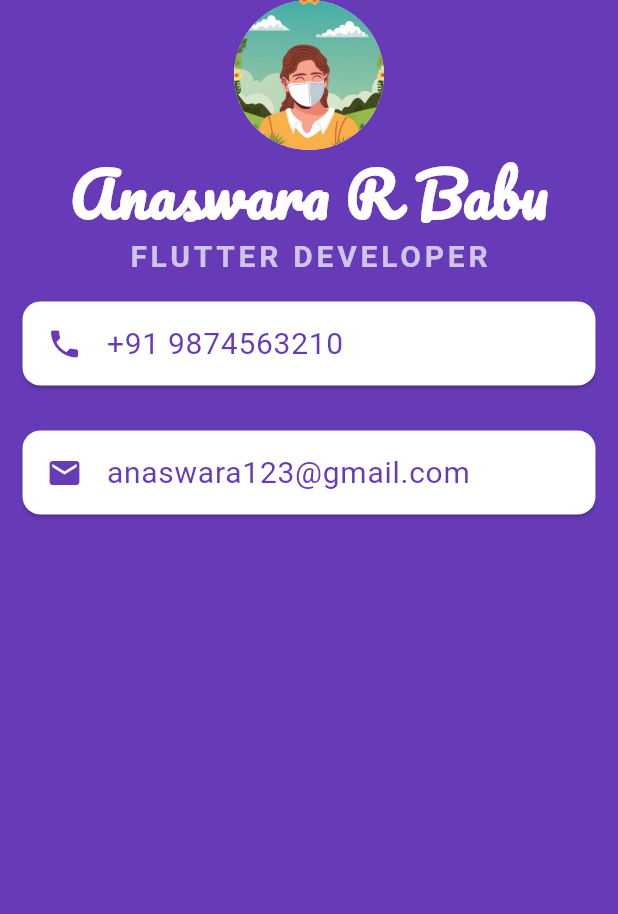
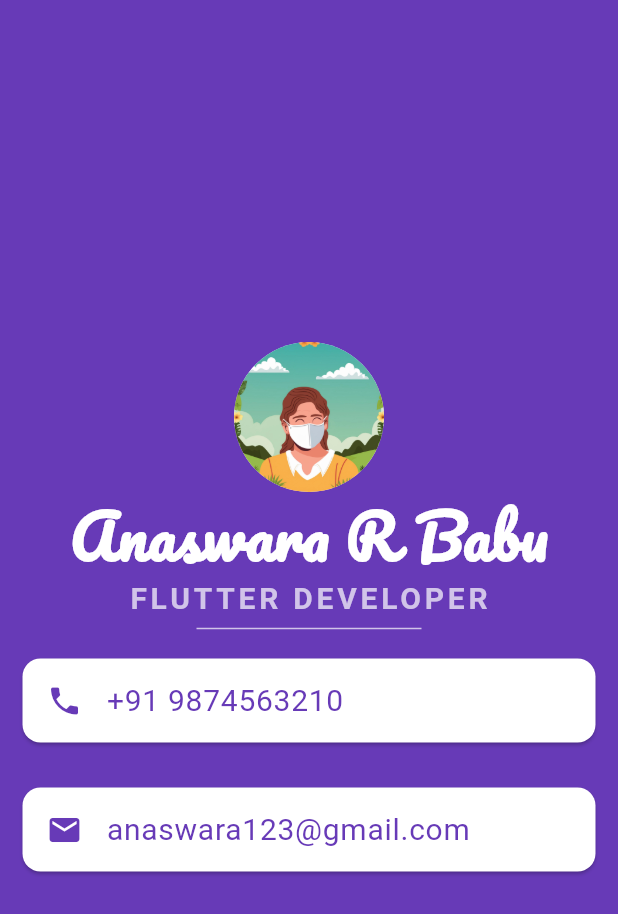
Before and after one commit to Amal-AM4/business_card, a Flutter app: the screen it shows after launch, on a phone screen of 412 x 824 dp. Shown: the top 914 px of the screen. Run offline on Flutter 3.47's test engine with Material 3 defaults, Android fonts, the phone set to English and light mode, and no system bars.

Commit message:
project completed

```diff
--- a/lib/main.dart
+++ b/lib/main.dart
@@ -14,6 +14,7 @@ class MyApp extends StatelessWidget {
         backgroundColor: Colors.deepPurple,
         body: SafeArea(
           child: Column(
+            mainAxisAlignment: MainAxisAlignment.center,
             children: [
               CircleAvatar(
                 radius: 50.0,
@@ -36,6 +37,11 @@ class MyApp extends StatelessWidget {
                   fontWeight: FontWeight.bold,
                   letterSpacing: 2.5,
                 ),
+              ),
+              SizedBox(
+                height: 10.0,
+                width: 150.0,
+                child: Divider(color: Colors.deepPurple.shade100),
               ),
               Card(
                 margin: EdgeInsets.all(15),
```
